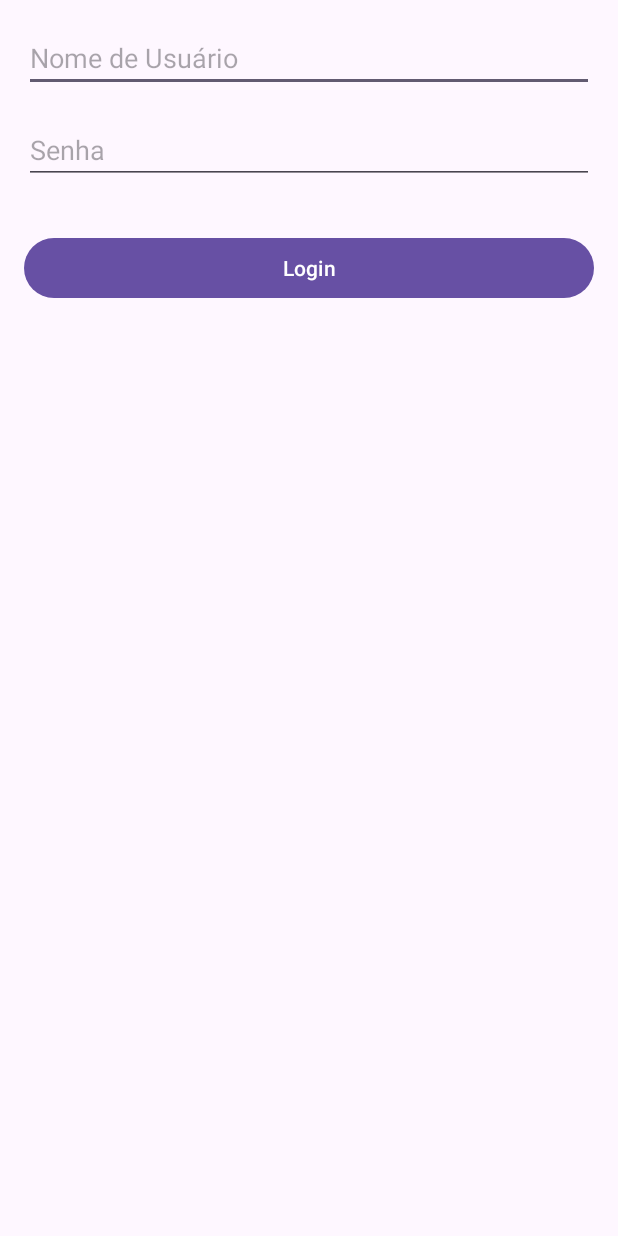
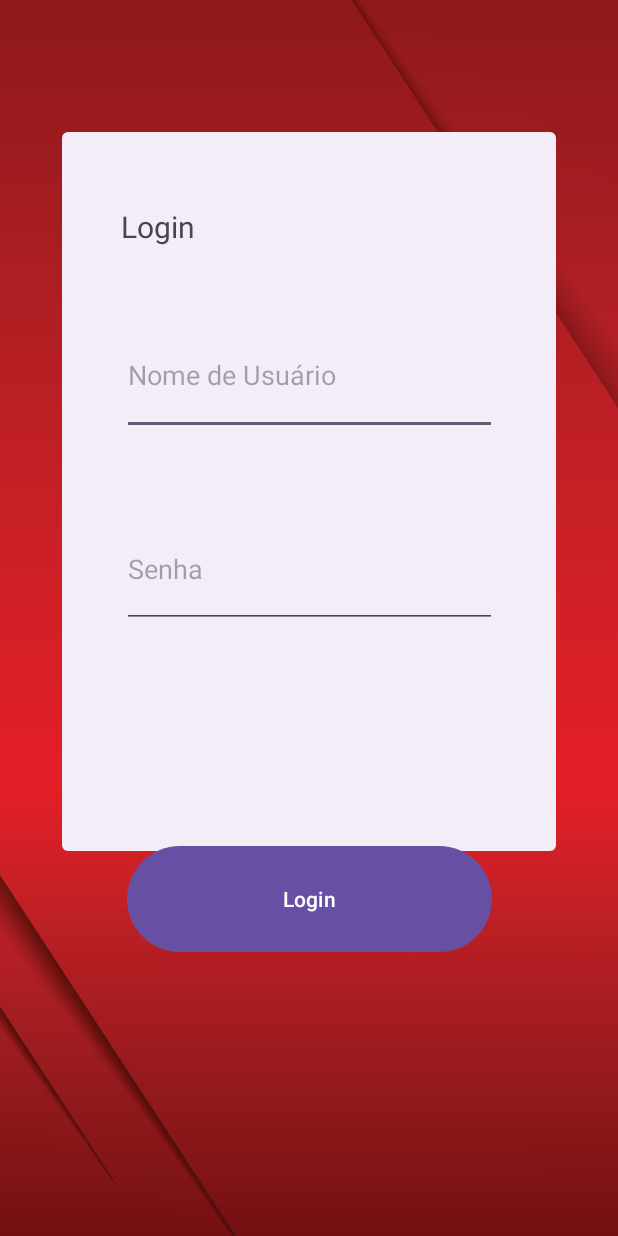
Before and after one commit to Paulo395/Financas, an Android app: the screen it shows after launch (MainActivity), on a phone screen of 412 x 824 dp. Run offline under Robolectric (Android 15) with nearby library versions, the phone set to English and light mode, and no system bars.

Commit message:
Mudanças de Design

```diff
--- a/app/src/main/AndroidManifest.xml
+++ b/app/src/main/AndroidManifest.xml
@@ -14,6 +14,9 @@
         tools:targetApi="31">
         <activity
             android:name=".CalculoActivity"
+            android:exported="false" />
+        <activity
+            android:name=".TesteActivity"
             android:exported="false" />
         <activity
             android:name=".DespesaActivity"
--- a/app/src/main/res/layout/activity_main.xml
+++ b/app/src/main/res/layout/activity_main.xml
@@ -1,41 +1,93 @@
 <?xml version="1.0" encoding="utf-8"?>
-<RelativeLayout xmlns:android="http://schemas.android.com/apk/res/android"
+<androidx.constraintlayout.widget.ConstraintLayout xmlns:android="http://schemas.android.com/apk/res/android"
+    xmlns:app="http://schemas.android.com/apk/res-auto"
     xmlns:tools="http://schemas.android.com/tools"
     android:layout_width="match_parent"
     android:layout_height="match_parent"
-    android:padding="16dp"
     tools:context=".MainActivity">
+
+    <ImageView
+        android:id="@+id/backgroundImage"
+        android:layout_width="0dp"
+        android:layout_height="0dp"
+        android:scaleType="centerCrop"
+        android:src="@drawable/background"
+        app:layout_constraintBottom_toBottomOf="parent"
+        app:layout_constraintEnd_toEndOf="parent"
+        app:layout_constraintStart_toStartOf="parent"
+        app:layout_constraintTop_toTopOf="parent" />
+
+    <ImageView
+        android:id="@+id/imageView2"
+        android:layout_width="0dp"
+        android:layout_height="479dp"
+        android:layout_marginStart="41dp"
+        android:layout_marginTop="88dp"
+        android:layout_marginEnd="41dp"
+        app:layout_constraintEnd_toEndOf="parent"
+        app:layout_constraintStart_toStartOf="parent"
+        app:layout_constraintTop_toTopOf="parent"
+        app:srcCompat="?attr/popupMenuBackground" />
+
+    <TextView
+        android:id="@+id/textView"
+        android:layout_width="wrap_content"
+        android:layout_height="wrap_content"
+        android:layout_marginStart="39dp"
+        android:layout_marginTop="137dp"
+        android:layout_marginBottom="46dp"
+        android:text="Login"
+        android:textSize="20dp"
+        app:layout_constraintBottom_toTopOf="@+id/etUsuario"
+        app:layout_constraintStart_toStartOf="@+id/imageView2"
+        app:layout_constraintTop_toTopOf="parent" />
 
     <EditText
         android:id="@+id/etUsuario"
-        android:layout_width="match_parent"
-        android:layout_height="wrap_content"
+        android:layout_width="250dp"
+        android:layout_height="0dp"
+        android:layout_marginBottom="50dp"
         android:hint="Nome de Usuário"
-        android:layout_marginBottom="16dp"/>
+        app:layout_constraintBottom_toTopOf="@+id/etSenha"
+        app:layout_constraintEnd_toEndOf="parent"
+        app:layout_constraintStart_toStartOf="parent"
+        app:layout_constraintTop_toBottomOf="@+id/textView" />
 
     <EditText
         android:id="@+id/etSenha"
-        android:layout_width="match_parent"
-        android:layout_height="wrap_content"
+        android:layout_width="250dp"
+        android:layout_height="0dp"
+        android:layout_below="@id/etUsuario"
+        android:layout_marginBottom="30dp"
         android:hint="Senha"
         android:inputType="textPassword"
-        android:layout_below="@id/etUsuario"
-        android:layout_marginBottom="16dp"/>
+        app:layout_constraintBottom_toTopOf="@+id/tvErro"
+        app:layout_constraintEnd_toEndOf="parent"
+        app:layout_constraintStart_toStartOf="parent"
+        app:layout_constraintTop_toBottomOf="@+id/etUsuario" />
 
     <Button
         android:id="@+id/btnLogin"
-        android:layout_width="match_parent"
-        android:layout_height="wrap_content"
+        android:layout_width="243dp"
+        android:layout_height="0dp"
+        android:layout_below="@id/etSenha"
+        android:layout_marginBottom="185dp"
         android:text="Login"
-        android:layout_below="@id/etSenha"
-        android:layout_marginTop="16dp"/>
+        app:layout_constraintBottom_toBottomOf="parent"
+        app:layout_constraintEnd_toEndOf="parent"
+        app:layout_constraintStart_toStartOf="parent"
+        app:layout_constraintTop_toBottomOf="@+id/tvErro" />
 
     <TextView
         android:id="@+id/tvErro"
-        android:layout_width="match_parent"
-        android:layout_height="wrap_content"
+        android:layout_width="146dp"
+        android:layout_height="0dp"
+        android:layout_below="@id/btnLogin"
+        android:layout_marginBottom="32dp"
         android:textColor="#FF0000"
-        android:layout_below="@id/btnLogin"
-        android:layout_marginTop="16dp"/>
+        app:layout_constraintBottom_toTopOf="@+id/btnLogin"
+        app:layout_constraintEnd_toEndOf="parent"
+        app:layout_constraintStart_toStartOf="parent"
+        app:layout_constraintTop_toBottomOf="@+id/etSenha" />
 
-</RelativeLayout>
+</androidx.constraintlayout.widget.ConstraintLayout>
```
Also changed, not shown: app/src/main/java/com/example/financas/CalculoActivity.kt (deleted, +0 -38 lines), app/src/main/res/layout/activity_calculo.xml (deleted, +0 -27 lines), app/src/main/res/layout/activity_despesa.xml (+50 -20 lines), app/src/main/res/layout/activity_financa.xml (+57 -21 lines), app/src/main/java/com/example/financas/FinancaActivity.kt (line endings or trailing spaces), app/src/main/res/drawable/background.jpg (added), 1 other file.
